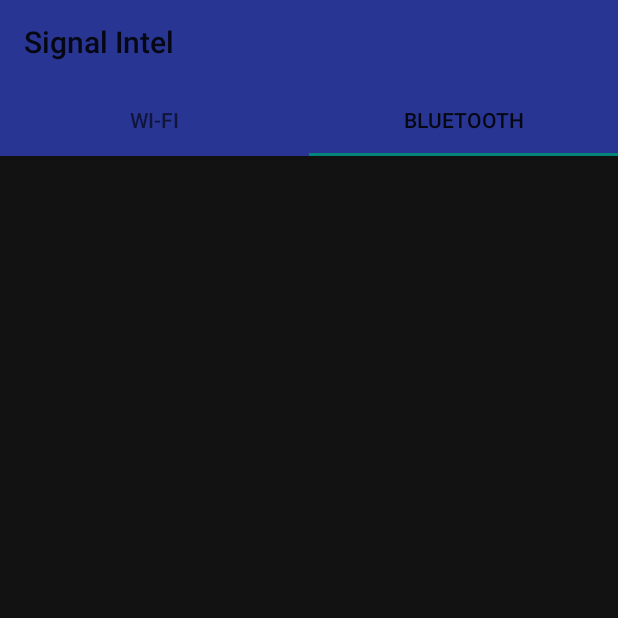
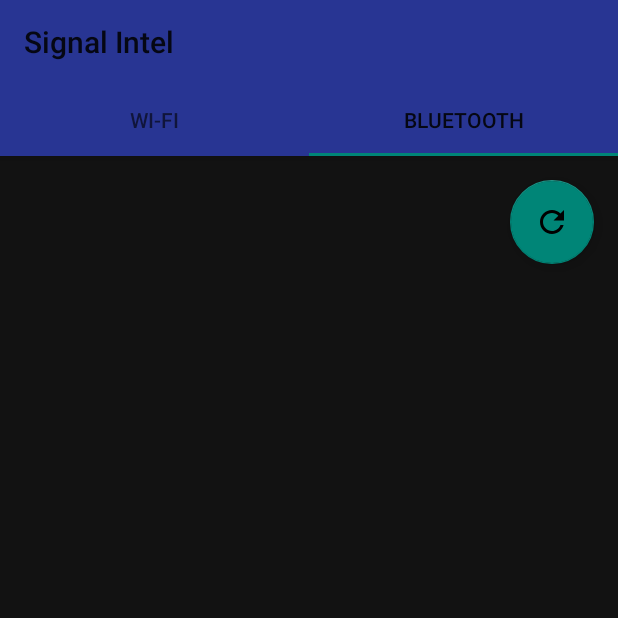
Before and after one commit to shobha-ai/Signal-Intel, an Android app: the screen it shows after launch (MainActivity), tab 2 chosen, on a phone screen of 412 x 824 dp, the top half of it. Run offline under Robolectric (Android 15) with nearby library versions, the phone set to English and light mode, and no system bars.

Commit message:
This commit improves the user experience of the Bluetooth scanning feature by replacing the placeholder scan trigger with a dedicated FloatingActionButton.
Key changes:
- Added a FloatingActionButton to the `fragment_bluetooth.xml` layout.
- Updated `BluetoothFragment.java` to handle clicks on the new button.
- Implemented a rotation animation on the button to provide visual feedback during a scan, consistent with the Wi-Fi scanning feature.

```diff
--- a/app/src/main/res/layout/fragment_bluetooth.xml
+++ b/app/src/main/res/layout/fragment_bluetooth.xml
@@ -1,8 +1,25 @@
 <?xml version="1.0" encoding="utf-8"?>
-<androidx.recyclerview.widget.RecyclerView
+<RelativeLayout
     xmlns:android="http://schemas.android.com/apk/res/android"
-    android:id="@+id/bluetooth_recycler_view"
+    xmlns:app="http://schemas.android.com/apk/res-auto"
     android:layout_width="match_parent"
-    android:layout_height="match_parent"
-    android:paddingVertical="8dp"
-    android:clipToPadding="false"/>
+    android:layout_height="match_parent">
+
+    <androidx.recyclerview.widget.RecyclerView
+        android:id="@+id/bluetooth_recycler_view"
+        android:layout_width="match_parent"
+        android:layout_height="match_parent"
+        android:paddingVertical="8dp"
+        android:clipToPadding="false"/>
+
+    <com.google.android.material.floatingactionbutton.FloatingActionButton
+        android:id="@+id/fab_scan_bluetooth"
+        android:layout_width="wrap_content"
+        android:layout_height="wrap_content"
+        android:layout_alignParentEnd="true"
+        android.layout_alignParentBottom="true"
+        android:layout_margin="16dp"
+        android:contentDescription="Scan for new devices"
+        app:srcCompat="@drawable/ic_refresh" />
+
+</RelativeLayout>
```
Also changed, not shown: app/src/main/java/dev/cosmic/signalintel/BluetoothFragment.java (+26 -7 lines).
